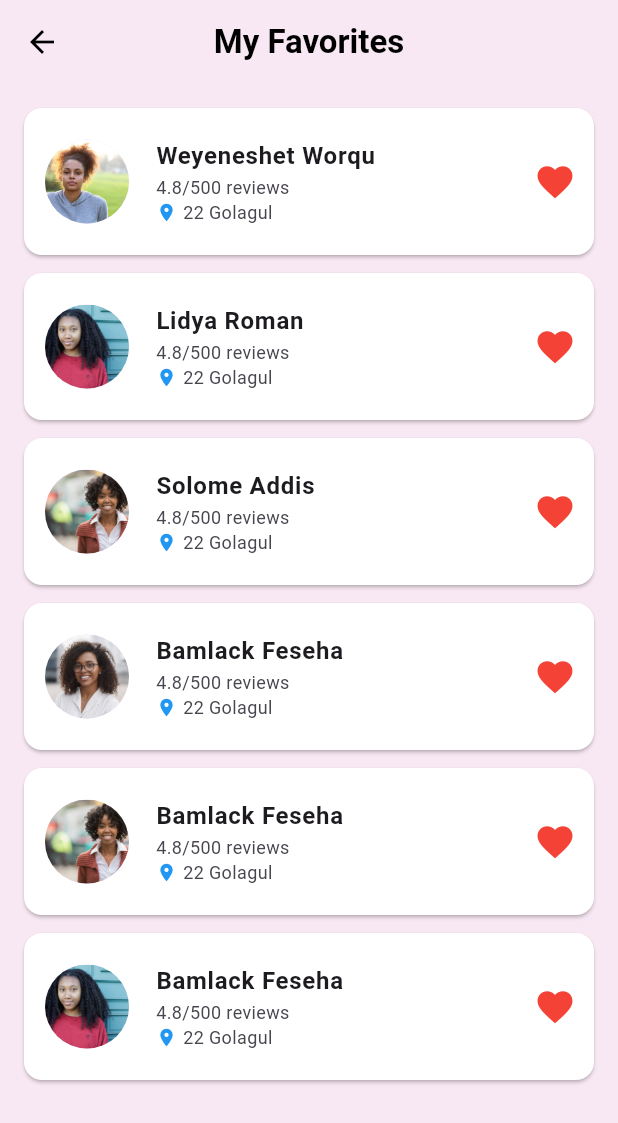
After one commit to Tebibu123321/Tikuretbabysitting, a Flutter app: the MyFavorites screen opened directly, on a phone screen of 412 x 824 dp. The commit adds this screen. Shown: the top 1123 px of the screen. Run offline on Flutter 3.47's test engine with Material 3 defaults, Android fonts, the light colour scheme and no system bars; our stand-ins replace image_picker.

Commit message:
favorite page added

```diff
--- /dev/null
+++ b/lib/favorite.dart
@@ -0,0 +1,69 @@
+import 'package:flutter/material.dart';
+
+class MyFavorites extends StatelessWidget {
+  const MyFavorites({super.key});
+
+  @override
+  Widget build(BuildContext context) {
+    List<Map<String, dynamic>> favoriteSitters = [
+      {"name": "Weyeneshet Worqu", "rating": "4.8/500 reviews", "location": "22 Golagul", "image": "img/istockphoto-478803372-612x612.jpg"},
+      {"name": "Lidya Roman", "rating": "4.8/500 reviews", "location": "22 Golagul", "image": "img/SAKARA.jpg"},
+      {"name": "Solome Addis", "rating": "4.8/500 reviews", "location": "22 Golagul", "image": "img/1000_F_72306359_lEjz2CAqkZQVGbZSjSG5mmKDeTbEqRER.jpg"},
+      {"name": "Bamlack Feseha", "rating": "4.8/500 reviews", "location": "22 Golagul", "image": "img/1000_F_413554591_BQzOaigFwRTgpoXU8WLY6hhQZYzijQek.jpg"},
+      {"name": "Bamlack Feseha", "rating": "4.8/500 reviews", "location": "22 Golagul", "image": "img/1000_F_72306359_lEjz2CAqkZQVGbZSjSG5mmKDeTbEqRER.jpg"},
+      {"name": "Bamlack Feseha", "rating": "4.8/500 reviews", "location": "22 Golagul", "image": "img/SAKARA.jpg"},
+    ];
+
+    return Scaffold(
+      backgroundColor: const Color(0xFFF8E8F3), // Light pink background
+      appBar: AppBar(
+        title: const Text(
+          "My Favorites",
+          style: TextStyle(fontWeight: FontWeight.bold, color: Colors.black),
+        ),
+        centerTitle: true,
+        backgroundColor: Colors.transparent,
+        elevation: 0,
+        iconTheme: const IconThemeData(color: Colors.black),
+      ),
+      body: Padding(
+        padding: const EdgeInsets.all(16.0),
+        child: ListView.builder(
+          itemCount: favoriteSitters.length,
+          itemBuilder: (context, index) {
+            return Card(
+              color: Colors.white,
+              shape: RoundedRectangleBorder(borderRadius: BorderRadius.circular(12)),
+              margin: const EdgeInsets.only(bottom: 12),
+              child: ListTile(
+                contentPadding: const EdgeInsets.all(12),
+                leading: CircleAvatar(
+                  backgroundImage: AssetImage(favoriteSitters[index]["image"]),
+                  radius: 30,
+                ),
+                title: Text(
+                  favoriteSitters[index]["name"],
+                  style: const TextStyle(fontWeight: FontWeight.bold, fontSize: 16),
+                ),
+                subtitle: Column(
+                  crossAxisAlignment: CrossAxisAlignment.start,
+                  children: [
+                    Text(favoriteSitters[index]["rating"], style: const TextStyle(fontSize: 12)),
+                    Row(
+                      children: [
+                        const Icon(Icons.location_on, size: 14, color: Colors.blue),
+                        const SizedBox(width: 4),
+                        Text(favoriteSitters[index]["location"], style: const TextStyle(fontSize: 12)),
+                      ],
+                    ),
+                  ],
+                ),
+                trailing: const Icon(Icons.favorite, color: Colors.red, size: 28),
+              ),
+            );
+          },
+        ),
+      ),
+    );
+  }
+}
--- a/lib/home.dart
+++ b/lib/home.dart
@@ -1,5 +1,6 @@
 import 'package:flutter/material.dart';
 import 'parent_profile_page.dart';
+import 'favorite.dart';
 
 class Home extends StatelessWidget {
   const Home({super.key});
@@ -232,6 +233,13 @@ class Home extends StatelessWidget {
       unselectedItemColor: Colors.black54,
       currentIndex: 0,
       onTap: (index) {
+
+        if (index == 1) {
+          Navigator.push(
+            context,
+            MaterialPageRoute(builder: (context) => MyFavorites()),
+          );
+        }
         if (index == 3) {
           Navigator.push(
             context,
```
